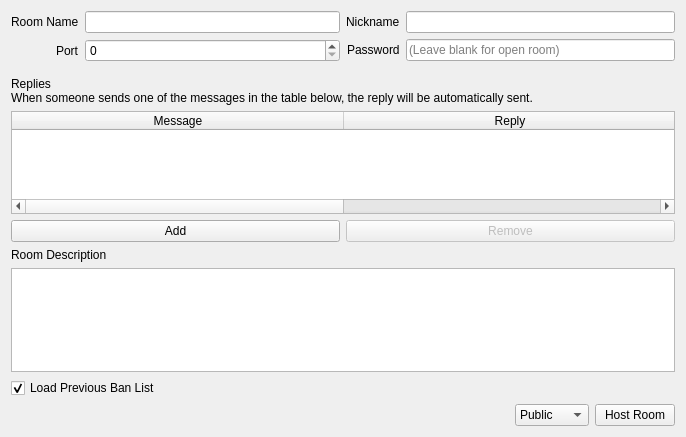
First picture: the form in src/citra/multiplayer/host_room.ui, repository Gegopat/citra, before the edit.
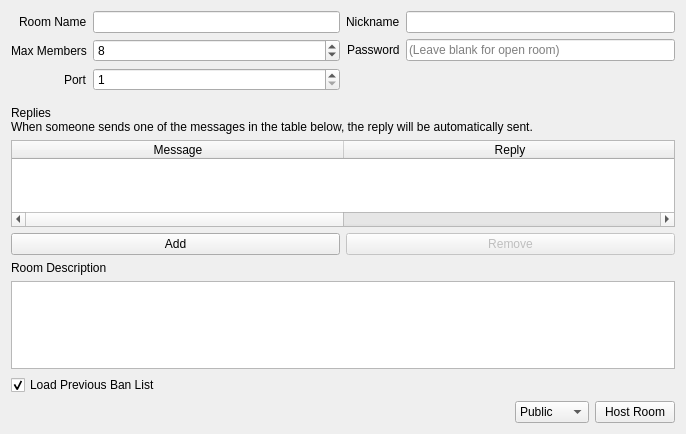
Second picture: the form after the edit.

Commit message:
Revert "Use WebSockets for rooms"
This reverts commit 991ec1f6edb61a974ad8d8c277eba37509d3bac7.

```diff
--- a/src/citra/multiplayer/host_room.ui
+++ b/src/citra/multiplayer/host_room.ui
@@ -7,7 +7,7 @@
     <x>0</x>
     <y>0</y>
     <width>686</width>
-    <height>437</height>
+    <height>434</height>
    </rect>
   </property>
   <property name="windowTitle">
@@ -46,14 +46,34 @@
          </widget>
         </item>
         <item row="1" column="0">
+         <widget class="QLabel" name="label_2">
+          <property name="text">
+           <string>Max Members</string>
+          </property>
+         </widget>
+        </item>
+        <item row="1" column="1">
+         <widget class="QSpinBox" name="max_members">
+          <property name="minimum">
+           <number>2</number>
+          </property>
+          <property name="value">
+           <number>8</number>
+          </property>
+         </widget>
+        </item>
+        <item row="2" column="0">
          <widget class="QLabel" name="label_4">
           <property name="text">
            <string>Port</string>
           </property>
          </widget>
         </item>
-        <item row="1" column="1">
+        <item row="2" column="1">
          <widget class="QSpinBox" name="port">
+          <property name="minimum">
+           <number>1</number>
+          </property>
           <property name="maximum">
            <number>65535</number>
           </property>
```
The commit also changes 29 other files.
